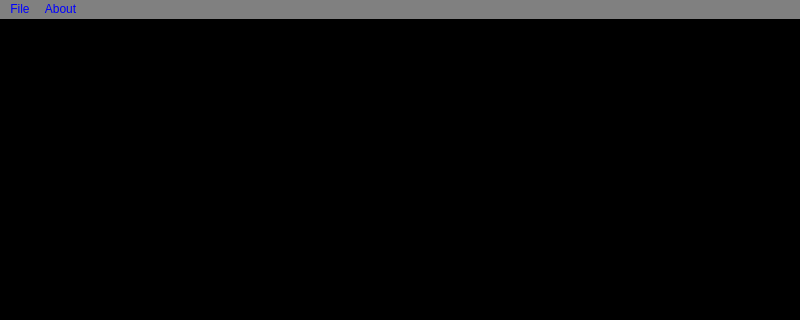
m24faisal/MineRecord-EX, file frontend/MineRecordEXFrontEnd/mainwindow.ui: the form before one commit; both pictures show x 0 to 800 and y 0 to 320 of the 800 by 600 pixel window.
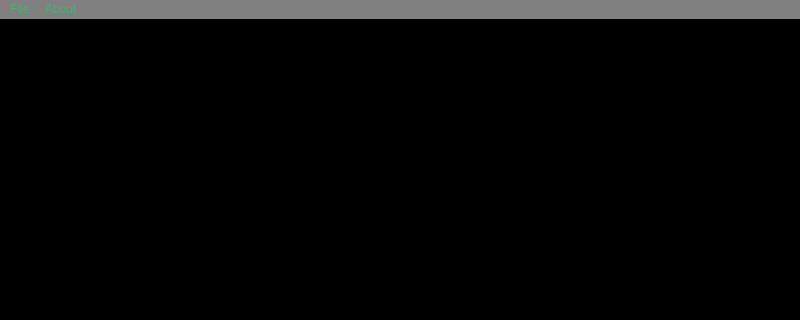
The form after the commit. Icons and pictures are not drawn.

Diff of the .ui file:
```diff
--- a/frontend/MineRecordEXFrontEnd/mainwindow.ui
+++ b/frontend/MineRecordEXFrontEnd/mainwindow.ui
@@ -34,7 +34,7 @@
     background-color: grey;
 }
 QMenuBar::item {
-    color: blue;
+    color:  #3CB371;
 }
 </string>
    </property>
```
Left out of the diff: 17 changed lines with no effect on the pictures.
